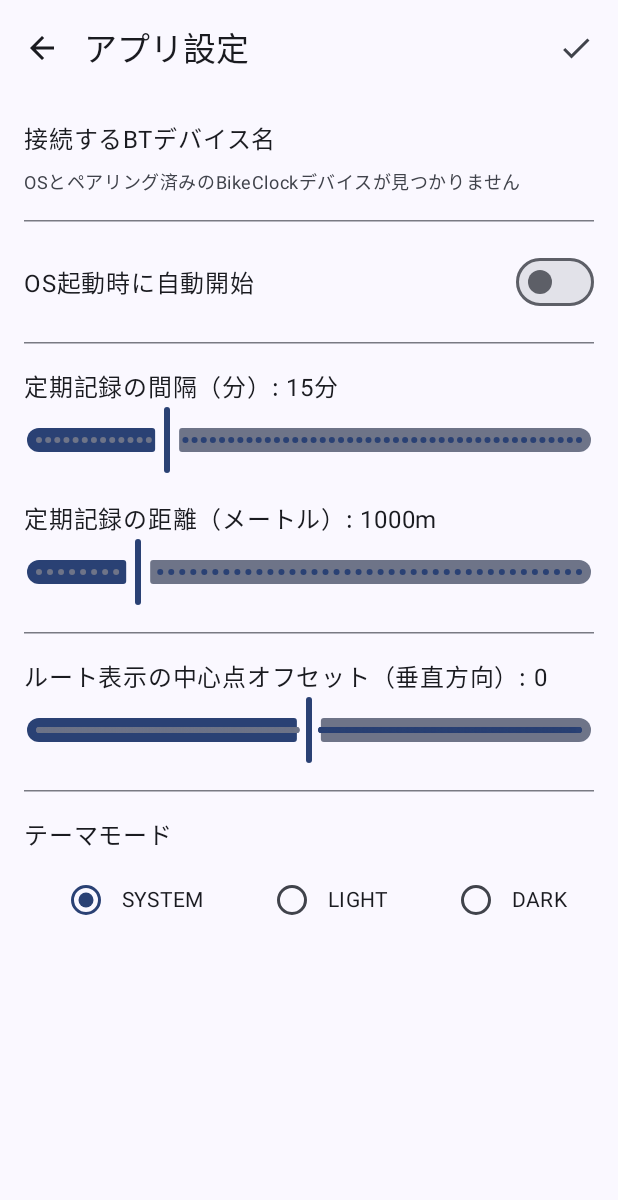
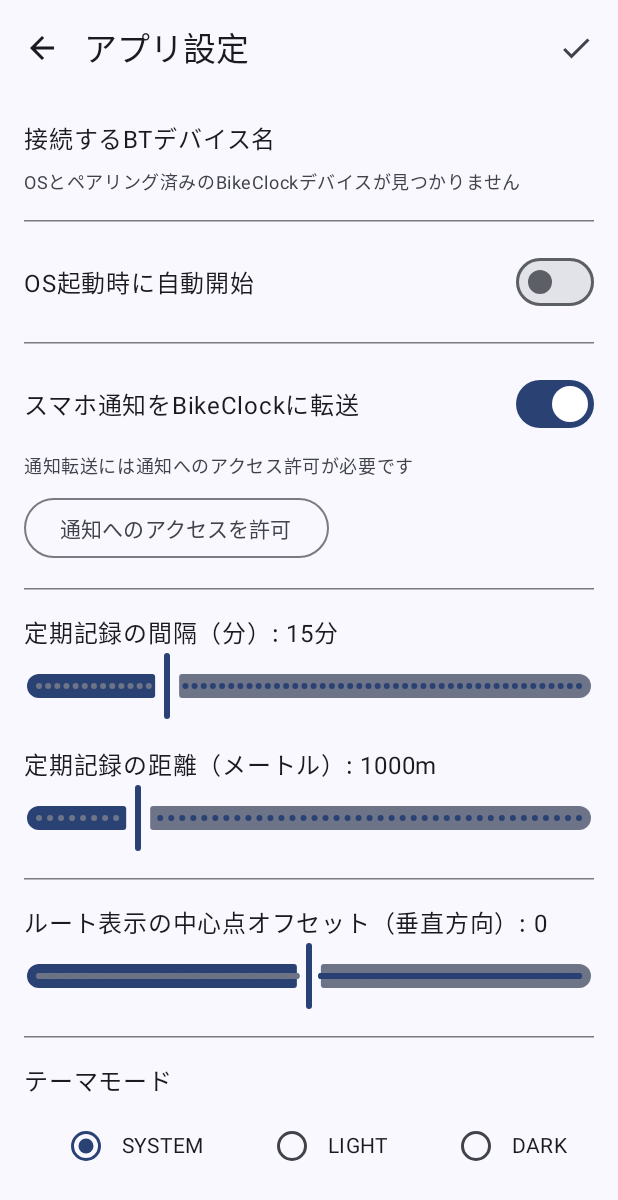
Before and after one commit to pirorin215/btclock, an Android app built with Jetpack Compose: the composable AppSettingsScreen shown on its own in the app's theme, on a phone screen of 412 x 824 dp. Shown: the top 1200 px of the screen. Run offline under Robolectric (Android 15) with nearby library versions, the light colour scheme and no system bars.

Commit message:
Phase 11 NotificationListenerServiceでスマホ通知をBikeClockへ転送
- BikeNotificationListener新規作成（MessagingStyle抽出・常駐通知除外・3秒デバウンス）
- BleRepositoryに送信シリアライズ(sendCommandSerial)を追加
- アプリ設定に通知転送ON/OFFと通知アクセス許可誘導UIを追加
- TODO.mdをプロジェクトルートへ移行、進捗反映

```diff
--- a/BTClockMob/app/src/main/java/com/pirorin215/btclockmob/constants/TimeConstants.kt
+++ b/BTClockMob/app/src/main/java/com/pirorin215/btclockmob/constants/TimeConstants.kt
@@ -18,4 +18,7 @@ object TimeConstants {
 
     // サービス監視
     const val SERVICE_CHECK_INTERVAL_MS = 60000L // 1分
+
+    // 送信シリアライズ（Phase 11: Write Request 完了待ちのタイムアウト）
+    const val SERIAL_WRITE_TIMEOUT_MS = 2000L // 2秒
 }
--- a/BTClockMob/app/src/main/java/com/pirorin215/btclockmob/ui/screen/AppSettingsScreen.kt
+++ b/BTClockMob/app/src/main/java/com/pirorin215/btclockmob/ui/screen/AppSettingsScreen.kt
@@ -44,6 +44,15 @@ import com.pirorin215.btclockmob.bondedBikeClockDeviceNames
 import androidx.compose.material3.MaterialTheme
 import androidx.compose.material3.Slider
 import androidx.compose.material3.HorizontalDivider
+import androidx.compose.material3.OutlinedButton
+import androidx.compose.runtime.DisposableEffect
+import androidx.core.app.NotificationManagerCompat
+import android.content.Context
+import android.content.Intent
+import android.provider.Settings
+import androidx.lifecycle.Lifecycle
+import androidx.lifecycle.LifecycleEventObserver
+import androidx.lifecycle.compose.LocalLifecycleOwner
 import kotlin.math.roundToInt
 
 @OptIn(ExperimentalMaterial3Api::class)
@@ -62,6 +71,7 @@ fun AppSettingsScreen(appSettingsViewModel: AppSettingsViewModel, onBack: () ->
     val currentDistance by appSettingsViewModel.historyDistanceM.collectAsState()
     val currentRouteOffset by appSettingsViewModel.routeCenterOffset.collectAsState()
     val currentTargetDeviceName by appSettingsViewModel.targetDeviceName.collectAsState()
+    val currentNotifFwd by appSettingsViewModel.notificationForwardingEnabled.collectAsState()
 
     // ペアリング済みのBikeClockデバイス候補（設定画面の選択リスト／自動選択で使用）
     val context = LocalContext.current
@@ -73,9 +83,23 @@ fun AppSettingsScreen(appSettingsViewModel: AppSettingsViewModel, onBack: () ->
     var selectedInterval by remember(currentInterval) { mutableStateOf(currentInterval.toFloat()) }
     var selectedDistance by remember(currentDistance) { mutableStateOf(currentDistance.toFloat()) }
     var selectedRouteOffset by remember(currentRouteOffset) { mutableStateOf(currentRouteOffset) }
+    var notifFwdChecked by remember(currentNotifFwd) { mutableStateOf(currentNotifFwd) }
     // 未選択(空)のときは先頭デバイスを事前選択（アプリが実際に接続しに行く対象と一致させる）
     var targetDeviceNameInput by remember(currentTargetDeviceName, pairedDevices) {
         mutableStateOf(currentTargetDeviceName.ifBlank { pairedDevices.firstOrNull() ?: "" })
+    }
+
+    // 通知アクセス許可状態。ユーザーがシステム設定から戻った時に ON_RESUME で再評価する。
+    var listenerEnabled by remember { mutableStateOf(isNotificationListenerEnabled(context)) }
+    val lifecycleOwner = LocalLifecycleOwner.current
+    DisposableEffect(lifecycleOwner) {
+        val observer = LifecycleEventObserver { _, event ->
+            if (event == Lifecycle.Event.ON_RESUME) {
+                listenerEnabled = isNotificationListenerEnabled(context)
+            }
+        }
+        lifecycleOwner.lifecycle.addObserver(observer)
+        onDispose { lifecycleOwner.lifecycle.removeObserver(observer) }
     }
 
     val saveSettings: () -> Unit = {
@@ -85,6 +109,7 @@ fun AppSettingsScreen(appSettingsViewModel: AppSettingsViewModel, onBack: () ->
         appSettingsViewModel.saveHistoryDistanceM(selectedDistance.roundToInt())
         appSettingsViewModel.saveRouteCenterOffset(selectedRouteOffset)
         appSettingsViewModel.saveTargetDeviceName(targetDeviceNameInput.trim())
+        appSettingsViewModel.saveNotificationForwardingEnabled(notifFwdChecked)
         onBack()
     }
 
@@ -161,6 +186,46 @@ fun AppSettingsScreen(appSettingsViewModel: AppSettingsViewModel, onBack: () ->
             HorizontalDivider()
             Spacer(modifier = Modifier.height(16.dp))
 
+            // Phase 11: スマホ通知転送 ON/OFF ＋ 通知アクセス許可誘導
+            Row(
+                modifier = Modifier.fillMaxWidth(),
+                verticalAlignment = Alignment.CenterVertically,
+                horizontalArrangement = Arrangement.SpaceBetween
+            ) {
+                Text(stringResource(R.string.notification_forwarding), style = MaterialTheme.typography.bodyLarge)
+                Switch(
+                    checked = notifFwdChecked,
+                    onCheckedChange = { notifFwdChecked = it },
+                    colors = SwitchDefaults.colors()
+                )
+            }
+            Spacer(modifier = Modifier.height(8.dp))
+            if (listenerEnabled) {
+                Text(
+                    text = stringResource(R.string.notification_access_granted),
+                    style = MaterialTheme.typography.bodySmall,
+                    color = MaterialTheme.colorScheme.onSurfaceVariant
+                )
+            } else {
+                Text(
+                    text = stringResource(R.string.notification_access_not_granted),
+                    style = MaterialTheme.typography.bodySmall,
+                    color = MaterialTheme.colorScheme.onSurfaceVariant
+                )
+                Spacer(modifier = Modifier.height(8.dp))
+                OutlinedButton(onClick = {
+                    context.startActivity(
+                        Intent(Settings.ACTION_NOTIFICATION_LISTENER_SETTINGS)
+                    )
+                }) {
+                    Text(stringResource(R.string.notification_access_permission))
+                }
+            }
+
+            Spacer(modifier = Modifier.height(16.dp))
+            HorizontalDivider()
+            Spacer(modifier = Modifier.height(16.dp))
+
             // Periodic History Interval
             Text(
                 text = "${stringResource(R.string.history_interval)}: ${selectedInterval.roundToInt()}分",
@@ -231,3 +296,7 @@ fun AppSettingsScreen(appSettingsViewModel: AppSettingsViewModel, onBack: () ->
         }
     }
 }
+
+/** 通知アクセスがこのアプリに許可されているか（Phase 11） */
+private fun isNotificationListenerEnabled(context: Context): Boolean =
+    NotificationManagerCompat.getEnabledListenerPackages(context).contains(context.packageName)
--- a/BTClockMob/app/src/main/res/values/strings.xml
+++ b/BTClockMob/app/src/main/res/values/strings.xml
@@ -28,6 +28,12 @@
     <string name="target_device_name">接続するBTデバイス名</string>
     <string name="target_device_name_no_paired">OSとペアリング済みのBikeClockデバイスが見つかりません</string>
 
+    <!-- Notification forwarding (Phase 11) -->
+    <string name="notification_forwarding">スマホ通知をBikeClockに転送</string>
+    <string name="notification_access_permission">通知へのアクセスを許可</string>
+    <string name="notification_access_granted">通知へのアクセス: 許可済み</string>
+    <string name="notification_access_not_granted">通知転送には通知へのアクセス許可が必要です</string>
+
     <!-- Device History (Integrated into MainScreen) -->
     <string name="find_my_bike">バイクを探す</string>
     <string name="last_parked_label">駐車位置</string>
```
Also changed, not shown: BTClockMob/app/src/main/AndroidManifest.xml (+11 -0 lines), BTClockMob/app/src/main/java/com/pirorin215/btclockmob/data/AppSettingsRepository.kt (+10 -0 lines), BTClockMob/app/src/main/java/com/pirorin215/btclockmob/data/BleRepository.kt (+45 -0 lines), BTClockMob/app/src/main/java/com/pirorin215/btclockmob/service/BikeNotificationListener.kt (added, +174 -0 lines), BTClockMob/app/src/main/java/com/pirorin215/btclockmob/viewModel/AppSettingsViewModel.kt (+15 -0 lines), 4 other files.
